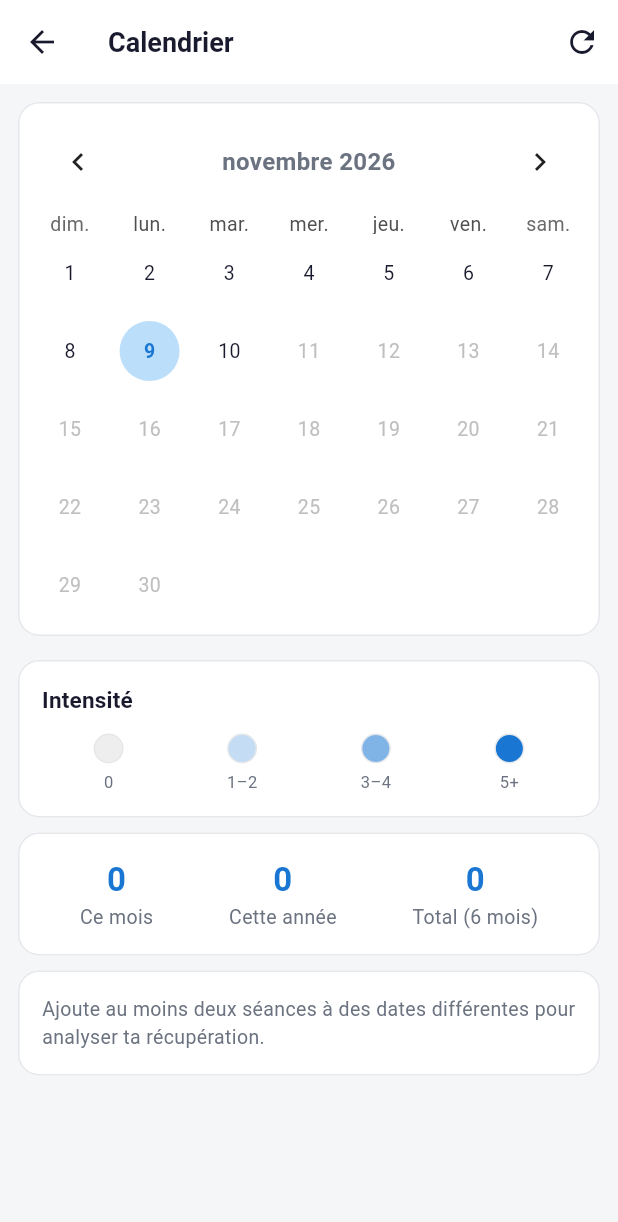
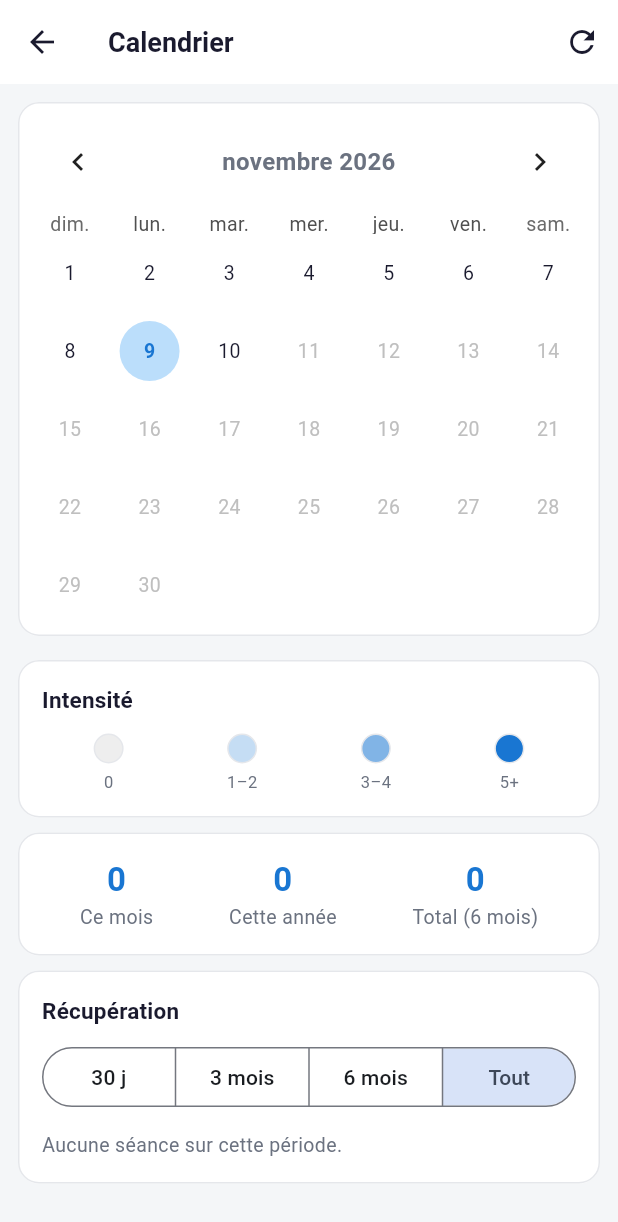
Before and after one commit to Mephisto116631/sysiphe, a Flutter app: the CalendarScreen screen opened directly with empty values, on a phone screen of 412 x 824 dp. Shown: the top 1222 px of the screen. Run offline on Flutter 3.47's test engine with Material 3 defaults, Android fonts, the phone set to English and light mode, and no system bars; drawn by our look-alikes of table_calendar; our stand-ins replace fl_chart, shared_preferences, supabase_flutter; accounts and stored records are empty; network calls fail.

Commit message:
feat(flutter): filtre de période pour la récupération (v2.4.1)
Demande : « ajoute aussi un filtre période pour les repos ».
Calendrier → Récupération : 30 j / 3 mois / 6 mois / Tout. Repos moyen,
habituel, plus longue coupure, prochaine séance et dernières reprises
sont calculés sur la période choisie ; nombre de séances analysées
affiché ; message clair si la période compte moins de deux séances.
sessionDatesSince() testé (61 tests).

Co-Authored-By: Claude Opus 5.5 <noreply@anthropic.com>
Claude-Session: https://claude.ai/code/session_012KXmxgp2ohoJJLaTsaH3na

```diff
--- a/flutter/lib/models/stats.dart
+++ b/flutter/lib/models/stats.dart
@@ -326,3 +326,12 @@ List<VolumeRecord> volumeRecords(Iterable<Perf> perfs) {
   out.sort((a, b) => b.volume.compareTo(a.volume));
   return out;
 }
+
+/// Jours de séance depuis [days] jours avant [now] (null = tout).
+List<DateTime> sessionDatesSince(Iterable<DateTime> dates, int? days,
+    {DateTime? now}) {
+  if (days == null) return dates.toList();
+  final ref = _day(now ?? DateTime.now());
+  final from = ref.subtract(Duration(days: days));
+  return [for (final d in dates) if (!_day(d).isBefore(from)) d];
+}
--- a/flutter/lib/screens/calendar_screen.dart
+++ b/flutter/lib/screens/calendar_screen.dart
@@ -174,7 +174,7 @@ class _CalendarScreenState extends State<CalendarScreen> {
 
                   // Récupération (onglet Repos du web)
                   const SizedBox(height: 10),
-                  _RestCard(rest: computeRest(_activeDays.keys)),
+                  _RestCard(dates: _activeDays.keys.toList()),
                 ],
               ),
             ),
@@ -263,27 +263,71 @@ class _StatItem extends StatelessWidget {
 
 /// Repos entre séances : moyenne, habitude, plus longue coupure, prochaine
 /// séance suggérée et dernières tranches de récupération.
-class _RestCard extends StatelessWidget {
-  final RestStats? rest;
+/// Période d'analyse de la récupération (comme les Stats).
+enum _RestPeriod {
+  d30('30 j', 30),
+  m3('3 mois', 90),
+  m6('6 mois', 180),
+  all('Tout', null);
 
-  const _RestCard({required this.rest});
+  final String label;
+  final int? days;
+  const _RestPeriod(this.label, this.days);
+}
+
+/// Repos entre séances sur la période choisie : moyenne, habitude, plus
+/// longue coupure, prochaine séance suggérée et dernières reprises.
+class _RestCard extends StatefulWidget {
+  final List<DateTime> dates;
+
+  const _RestCard({required this.dates});
+
+  @override
+  State<_RestCard> createState() => _RestCardState();
+}
+
+class _RestCardState extends State<_RestCard> {
+  _RestPeriod _period = _RestPeriod.all;
 
   @override
   Widget build(BuildContext context) {
     final theme = Theme.of(context);
-    final r = rest;
+    final dates = sessionDatesSince(widget.dates, _period.days);
+    final r = computeRest(dates);
+    final sessions = {for (final d in dates) DateTime(d.year, d.month, d.day)}.length;
     return Card(
       child: Padding(
         padding: const EdgeInsets.all(16),
-        child: r == null
-            ? Text('Ajoute au moins deux séances à des dates différentes '
-                'pour analyser ta récupération.',
-                style: theme.textTheme.bodyMedium)
-            : Column(
+        child: Column(
           crossAxisAlignment: CrossAxisAlignment.start,
           children: [
             Text('Récupération', style: theme.textTheme.titleMedium),
+            const SizedBox(height: 8),
+            SizedBox(
+              width: double.infinity,
+              child: SegmentedButton<_RestPeriod>(
+                segments: [
+                  for (final p in _RestPeriod.values)
+                    ButtonSegment(value: p, label: Text(p.label)),
+                ],
+                selected: {_period},
+                showSelectedIcon: false,
+                onSelectionChanged: (s) => setState(() => _period = s.first),
+              ),
+            ),
             const SizedBox(height: 12),
+            if (r == null)
+              Text(
+                sessions == 0
+                    ? 'Aucune séance sur cette période.'
+                    : 'Une seule séance sur cette période : il en faut au moins '
+                        'deux pour analyser la récupération.',
+                style: theme.textTheme.bodyMedium,
+              )
+            else ...[
+              Text('$sessions séances analysées',
+                  style: theme.textTheme.bodySmall),
+              const SizedBox(height: 8),
               Row(
                 mainAxisAlignment: MainAxisAlignment.spaceAround,
                 children: [
@@ -312,6 +356,7 @@ class _RestCard extends StatelessWidget {
                     ],
                   ),
                 ),
+            ],
           ],
         ),
       ),
--- a/flutter/pubspec.yaml
+++ b/flutter/pubspec.yaml
@@ -1,6 +1,6 @@
 name: sysiphe
 description: Sysiphe — fitness tracker natif Flutter
-version: 2.4.0+1
+version: 2.4.1+1
 
 environment:
   sdk: '>=3.3.0 <4.0.0'
```
Also changed, not shown: 2 other files. Lines whose indentation alone changed are shown as unchanged.
